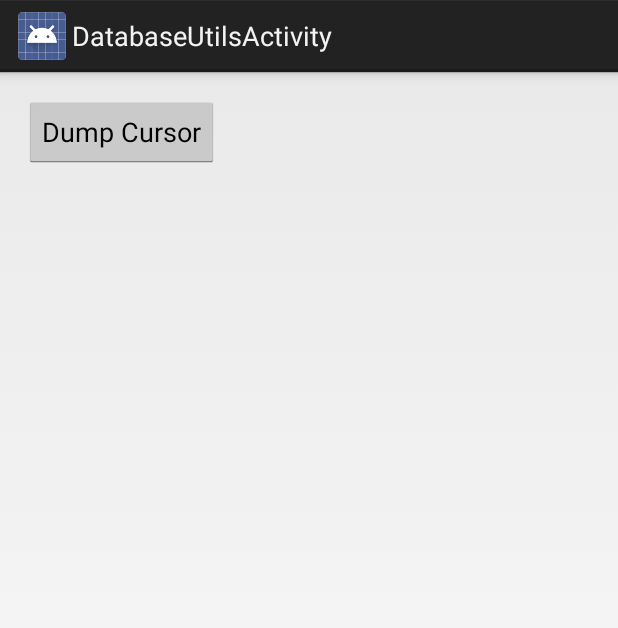
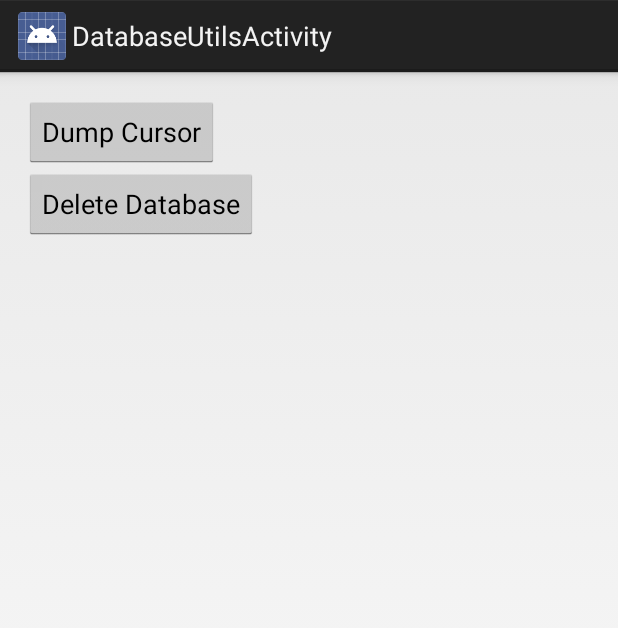
Before and after one commit to operando/Effective-SQLite-for-Android, an Android app: the DatabaseUtilsActivity screen opened directly, with no data from a screen before it, after a tap on "Dump Cursor", on a phone screen of 412 x 824 dp. Shown: the top 628 px of the screen. Run offline under Robolectric (Android 15) with nearby library versions, the phone set to English and light mode, and no system bars; our stand-ins replace ButterKnife.

Commit message:
Add Delete Database

```diff
--- a/app/src/main/java/com/operando/os/sqlitesample/activityes/DatabaseUtilsActivity.java
+++ b/app/src/main/java/com/operando/os/sqlitesample/activityes/DatabaseUtilsActivity.java
@@ -53,4 +53,9 @@ public class DatabaseUtilsActivity extends Activity {
             }
         }.execute();
     }
+
+    @OnClick(R.id.databases_utils_delete_database)
+    void onDeleteDatabase(View v) {
+        deleteDatabase(new SQLiteSampleHelper(this).getDatabaseName());
+    }
 }
--- a/app/src/main/res/layout/activity_database_utils.xml
+++ b/app/src/main/res/layout/activity_database_utils.xml
@@ -15,4 +15,10 @@
         android:layout_width="wrap_content"
         android:layout_height="wrap_content" />
 
+    <Button
+        android:id="@+id/databases_utils_delete_database"
+        android:text="@string/database_utils_delete_database"
+        android:layout_width="wrap_content"
+        android:layout_height="wrap_content" />
+
 </LinearLayout>
--- a/app/src/main/res/values/strings.xml
+++ b/app/src/main/res/values/strings.xml
@@ -13,4 +13,5 @@
     <string name="mode_activity_database_utils">DatabaseUtils</string>
 
     <string name="database_utils_dump_cursor">Dump Cursor</string>
+    <string name="database_utils_delete_database">Delete Database</string>
 </resources>
```
